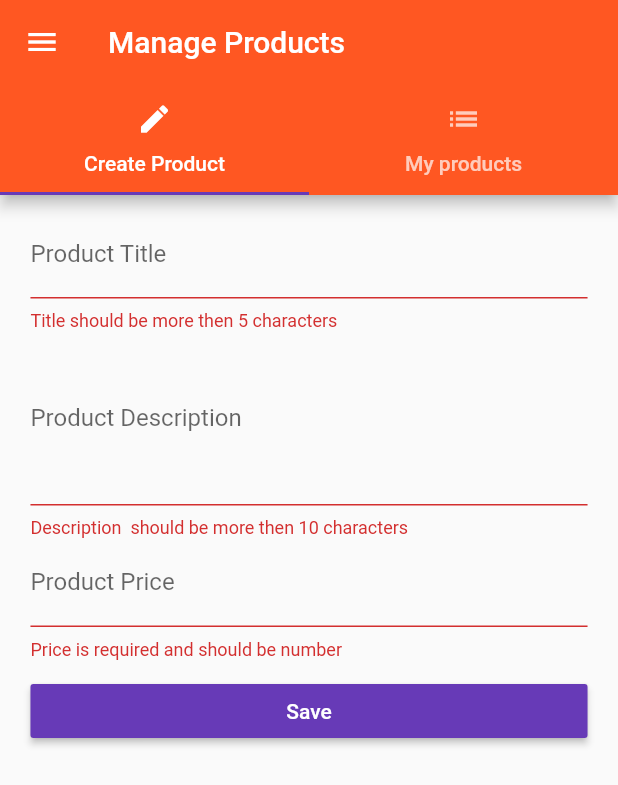
After one commit to sarmad1995/flutter-basics, a Flutter app: the ProductsAdminPage screen opened by its route, after a tap on "Save", on a phone screen of 412 x 824 dp. The commit adds this screen. Shown: the top 785 px of the screen. Run offline on Flutter 3.47's test engine with Material 2 defaults, Android fonts, the phone set to English and light mode, and no system bars.

Commit message:
focus on textfield added

```diff
--- /dev/null
+++ b/lib/helpers/ensure-visible.dart
@@ -0,0 +1,86 @@
+import 'dart:async';
+
+import 'package:flutter/rendering.dart';
+import 'package:flutter/widgets.dart';
+import 'package:meta/meta.dart';
+
+class EnsureVisibleWhenFocused extends StatefulWidget {
+  const EnsureVisibleWhenFocused({
+    Key key,
+    @required this.child,
+    @required this.focusNode,
+    this.curve: Curves.ease,
+    this.duration: const Duration(milliseconds: 100),
+  }) : super(key: key);
+
+  /// The node we will monitor to determine if the child is focused
+  final FocusNode focusNode;
+
+  /// The child widget that we are wrapping
+  final Widget child;
+
+  /// The curve we will use to scroll ourselves into view.
+  ///
+  /// Defaults to Curves.ease.
+  final Curve curve;
+
+  /// The duration we will use to scroll ourselves into view
+  ///
+  /// Defaults to 100 milliseconds.
+  final Duration duration;
+
+  EnsureVisibleWhenFocusedState createState() => new EnsureVisibleWhenFocusedState();
+}
+
+class EnsureVisibleWhenFocusedState extends State<EnsureVisibleWhenFocused> {
+  @override
+  void initState() {
+    super.initState();
+    widget.focusNode.addListener(_ensureVisible);
+  }
+
+  @override
+  void dispose() {
+    super.dispose();
+    widget.focusNode.removeListener(_ensureVisible);
+  }
+
+  Future<Null> _ensureVisible() async {
+    // Wait for the keyboard to come into view
+    // TODO: position doesn't seem to notify listeners when metrics change,
+    // perhaps a NotificationListener around the scrollable could avoid
+    // the need insert a delay here.
+    await Future.delayed(const Duration(milliseconds: 300));
+
+    if (!widget.focusNode.hasFocus)
+      return;
+
+    final RenderObject object = context.findRenderObject();
+    final RenderAbstractViewport viewport = RenderAbstractViewport.of(object);
+    assert(viewport != null);
+
+    ScrollableState scrollableState = Scrollable.of(context);
+    assert(scrollableState != null);
+
+    ScrollPosition position = scrollableState.position;
+    double alignment;
+    if (position.pixels > viewport.getOffsetToReveal(object, 0.0).offset) {
+      // Move down to the top of the viewport
+      alignment = 0.0;
+    } else if (position.pixels < viewport.getOffsetToReveal(object, 1.0).offset) {
+      // Move up to the bottom of the viewport
+      alignment = 1.0;
+    } else {
+      // No scrolling is necessary to reveal the child
+      return;
+    }
+    position.ensureVisible(
+      object,
+      alignment: alignment,
+      duration: widget.duration,
+      curve: widget.curve,
+    );
+  }
+
+  Widget build(BuildContext context) => widget.child;
+}
--- a/lib/main.dart
+++ b/lib/main.dart
@@ -31,6 +31,12 @@ class _MyAppState extends State<MyApp> {
     });
   }
 
+  void _updateProduct(int index, Map<String, dynamic> product) {
+    setState(() {
+      _products[index] = product;
+    });
+  }
+
   @override
   Widget build(BuildContext context) {
     return MaterialApp(
@@ -43,8 +49,8 @@ class _MyAppState extends State<MyApp> {
       routes: {
         '/': (BuildContext context) => AuthPage(),
         'products': (BuildContext context) => ProductsPage(_products),
-        '/admin': (BuildContext context) =>
-            ProductsAdminPage(_addProduct, _deleteProduct, _products),
+        '/admin': (BuildContext context) => ProductsAdminPage(
+            _addProduct, _updateProduct, _deleteProduct, _products),
       },
       onGenerateRoute: (RouteSettings settings) {
         final List<String> pathElements = settings.name.split('/');
--- /dev/null
+++ b/lib/pages/product_edit.dart
@@ -0,0 +1,130 @@
+import 'package:flutter/material.dart';
+import '../helpers/ensure-visible.dart';
+
+class ProductEditPage extends StatefulWidget {
+  final Function addProduct;
+  final Function updateProduct;
+  final Map<String, dynamic> product;
+  final int productIndex;
+  ProductEditPage(
+      {this.product, this.addProduct, this.updateProduct, this.productIndex});
+
+  @override
+  State<StatefulWidget> createState() {
+    return _ProductEditPageState();
+  }
+}
+
+class _ProductEditPageState extends State<ProductEditPage> {
+  final Map<String, dynamic> _formData = {
+    'title': null,
+    'description': null,
+    'price': null,
+    'image': 'assets/food.jpg'
+  };
+  final titleFocusNode = FocusNode();
+  final descriptionFocusNode = FocusNode();
+  final priceFocusNode = FocusNode();
+  final GlobalKey<FormState> _formKey = GlobalKey<FormState>();
+  Widget _buildTitleTextField() {
+    return EnsureVisibleWhenFocused(
+        focusNode: titleFocusNode,
+        child: TextFormField(
+            focusNode: titleFocusNode,
+            decoration: InputDecoration(labelText: 'Product Title'),
+            initialValue: widget.product == null ? '' : widget.product['title'],
+            validator: (String value) {
+              if (value.isEmpty || value.length < 5) {
+                return 'Title should be more then 5 characters';
+              }
+            },
+            onSaved: (String value) => _formData['title'] = value));
+  }
+
+  Widget _buildDescriptionTextField() {
+    return EnsureVisibleWhenFocused(
+        focusNode: descriptionFocusNode,
+        child: TextFormField(
+            focusNode: descriptionFocusNode,
+            decoration: InputDecoration(labelText: 'Product Description'),
+            initialValue:
+                widget.product == null ? '' : widget.product['description'],
+            validator: (String value) {
+              if (value.isEmpty || value.length < 10) {
+                return 'Description  should be more then 10 characters';
+              }
+            },
+            maxLines: 4,
+            onSaved: (String value) => _formData['description'] = value));
+  }
+
+  Widget _buildPriceTextField() {
+    return EnsureVisibleWhenFocused(
+        focusNode: priceFocusNode,
+        child: TextFormField(
+            focusNode: priceFocusNode,
+            decoration: InputDecoration(labelText: 'Product Price'),
+            initialValue: widget.product == null
+                ? ''
+                : widget.product['price'].toString(),
+            validator: (String value) {
+              if (value.isEmpty ||
+                  !RegExp(r'^(?:[1-9]\d*|0)?(?:\.\d+)?$').hasMatch(value)) {
+                return 'Price is required and should be number';
+              }
+            },
+            keyboardType: TextInputType.number,
+            onSaved: (String value) =>
+                _formData['price'] = double.parse(value)));
+  }
+
+  void _submitForm() {
+    if (!_formKey.currentState.validate()) {
+      return;
+    }
+    _formKey.currentState.save();
+    if (widget.product == null) {
+      widget.addProduct(_formData);
+    } else {
+      widget.updateProduct(widget.productIndex, _formData);
+    }
+    Navigator.pushReplacementNamed(context, '/products');
+  }
+
+  @override
+  Widget build(BuildContext context) {
+    final double deviceWidth = MediaQuery.of(context).size.width;
+    final double targetWidth = deviceWidth > 550.0 ? 500.0 : deviceWidth * 0.95;
+    final double targetPadding = deviceWidth - targetWidth;
+    final Widget pageContent = GestureDetector(
+        onTap: () => FocusScope.of(context).requestFocus(FocusNode()),
+        child: Container(
+            margin: EdgeInsets.all(10.0),
+            child: Form(
+              key: _formKey,
+              child: ListView(
+                padding: EdgeInsets.symmetric(horizontal: targetPadding / 2),
+                children: <Widget>[
+                  _buildTitleTextField(),
+                  _buildDescriptionTextField(),
+                  _buildPriceTextField(),
+                  SizedBox(
+                    height: 10.0,
+                  ),
+                  RaisedButton(
+                    color: Theme.of(context).accentColor,
+                    textColor: Colors.white,
+                    child: Text('Save'),
+                    onPressed: _submitForm,
+                  )
+                ],
+              ),
+            )));
+    return widget.product == null
+        ? pageContent
+        : Scaffold(
+            appBar: AppBar(title: Text('Edit Product')),
+            body: pageContent,
+          );
+  }
+}
--- a/lib/pages/products_admin.dart
+++ b/lib/pages/products_admin.dart
@@ -1,13 +1,15 @@
 import 'package:flutter/material.dart';
 import './products.dart';
-import './product_create.dart';
+import './product_edit.dart';
 import './product_list.dart';
 
 class ProductsAdminPage extends StatelessWidget {
   final Function addProduct;
   final Function deleteProduct;
+  final Function updateProduct;
   final List<Map<String, dynamic>> products;
-  ProductsAdminPage(this.addProduct, this.deleteProduct, this.products);
+  ProductsAdminPage(
+      this.addProduct, this.updateProduct, this.deleteProduct, this.products);
   Widget _buildSideDrawer(BuildContext context) {
     return Drawer(
         child: Column(
@@ -47,8 +49,8 @@ class ProductsAdminPage extends StatelessWidget {
               ]),
             ),
             body: TabBarView(children: <Widget>[
-              ProductCreatePage(addProduct),
-              ProductListPage(products)
+              ProductEditPage(addProduct: addProduct),
+              ProductListPage(products, updateProduct)
             ])));
   }
 }
```
Also changed, not shown: lib/pages/product_create.dart (deleted, +0 -98 lines), lib/pages/product_list.dart (+13 -2 lines).
